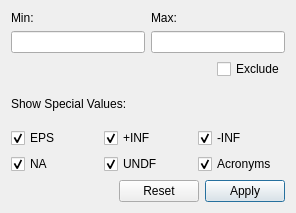
Above: src/gdxviewer/valuefilterwidget.ui from GAMS-dev/studio before the change. Below: the same form after it.
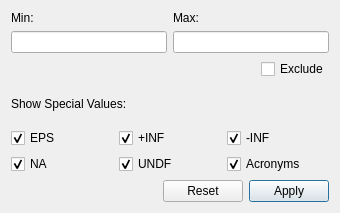
That is the form after the change.

Commit message: make sure that all digits can be displayed in numerical filters on all platforms by making the filter widget wider

The edit to the form file:
```diff
--- a/src/gdxviewer/valuefilterwidget.ui
+++ b/src/gdxviewer/valuefilterwidget.ui
@@ -6,7 +6,7 @@
    <rect>
     <x>0</x>
     <y>0</y>
-    <width>296</width>
+    <width>340</width>
     <height>213</height>
    </rect>
   </property>
@@ -16,6 +16,12 @@
     <verstretch>0</verstretch>
    </sizepolicy>
   </property>
+  <property name="minimumSize">
+   <size>
+    <width>340</width>
+    <height>0</height>
+   </size>
+  </property>
   <property name="windowTitle">
    <string>Form</string>
   </property>
```
